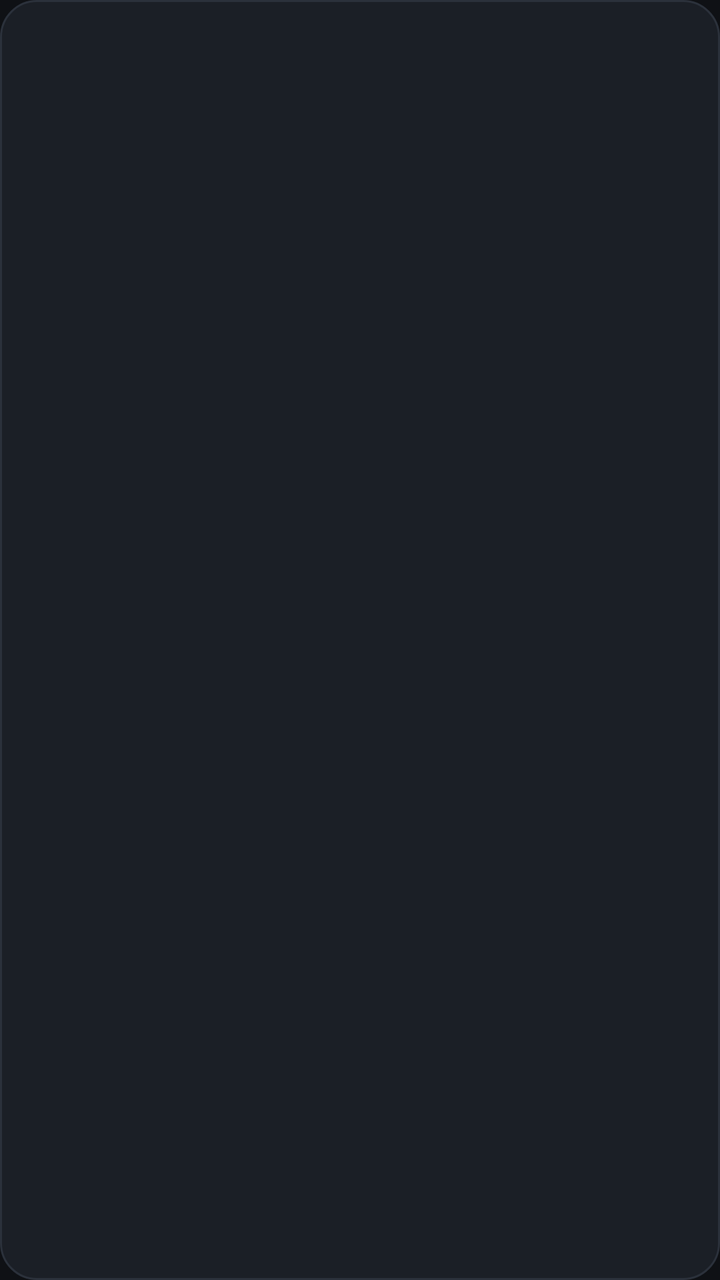
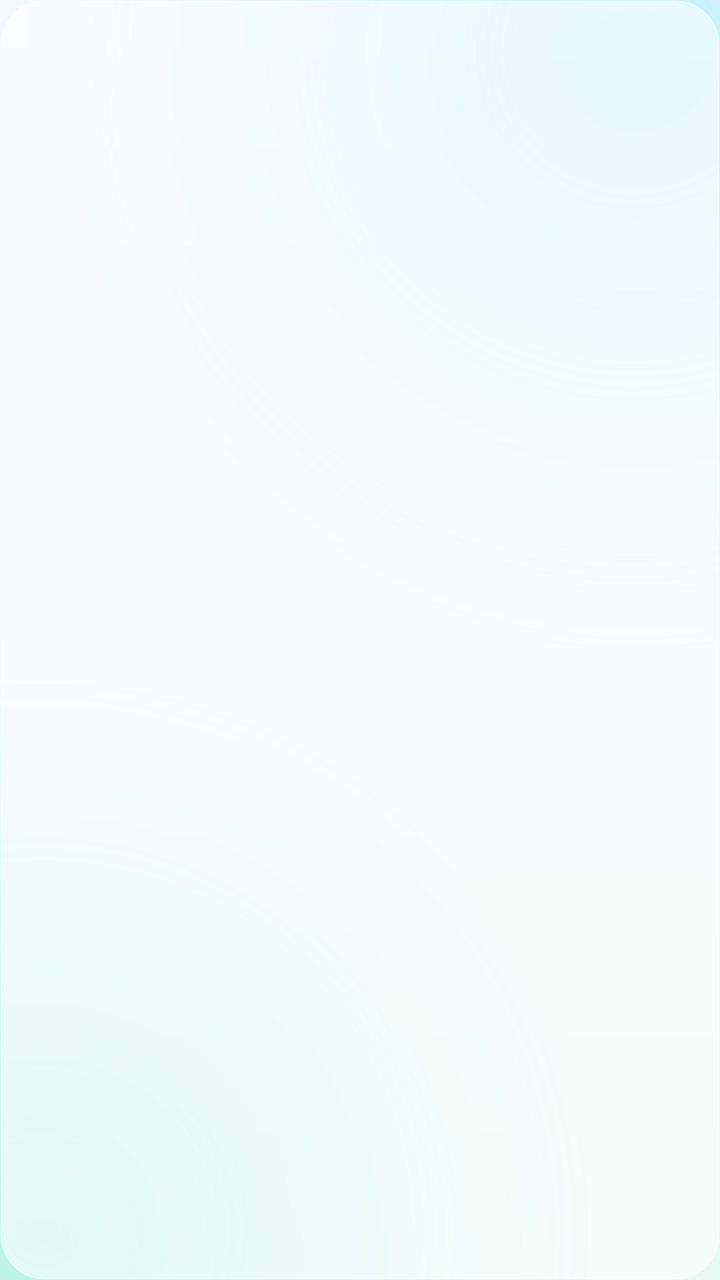

Two renders of the same Android screen: before a commit and after it. Below are the layout's source before the change and the commit's diff.
<!-- AndroidManifest.xml: application theme Theme.Traductor -->
<!-- res/layout/item_model.xml -->
<?xml version="1.0" encoding="utf-8"?>
<LinearLayout xmlns:android="http://schemas.android.com/apk/res/android"
    xmlns:app="http://schemas.android.com/apk/res-auto"
    android:layout_width="match_parent"
    android:layout_height="wrap_content"
    android:layout_marginTop="6dp"
    android:orientation="horizontal"
    android:gravity="center_vertical"
    android:background="@drawable/panel_bg"
    android:padding="12dp">

    <LinearLayout
        android:layout_width="0dp"
        android:layout_height="wrap_content"
        android:layout_weight="1"
        android:orientation="vertical">

        <TextView
            android:id="@+id/rowTitle"
            android:layout_width="match_parent"
            android:layout_height="wrap_content"
            android:maxLines="2"
            android:textSize="14sp"
            android:textStyle="bold"
            android:textColor="@color/on_panel" />

        <TextView
            android:id="@+id/rowDetail"
            android:layout_width="match_parent"
            android:layout_height="wrap_content"
            android:layout_marginTop="2dp"
            android:maxLines="2"
            android:ellipsize="middle"
            android:textSize="11sp"
            android:textColor="@color/muted" />
    </LinearLayout>

    <com.google.android.material.button.MaterialButton
        android:id="@+id/rowUse"
        style="@style/Widget.Material3.Button.TextButton"
        android:layout_width="wrap_content"
        android:layout_height="wrap_content"
        android:minWidth="0dp"
        android:text="@string/settings_use"
        android:textSize="12sp"
        android:visibility="gone" />

    <ImageButton
        android:id="@+id/rowDownload"
        android:layout_width="42dp"
        android:layout_height="42dp"
        android:background="?attr/selectableItemBackgroundBorderless"
        android:contentDescription="@string/settings_download"
        android:src="@drawable/ic_download"
        android:tint="@color/accent"
        android:visibility="gone" />

    <ImageButton
        android:id="@+id/rowDelete"
        android:layout_width="42dp"
        android:layout_height="42dp"
        android:background="?attr/selectableItemBackgroundBorderless"
        android:contentDescription="@string/settings_delete"
        android:src="@drawable/ic_delete"
        android:tint="@color/danger"
        android:visibility="gone" />
</LinearLayout>
<!-- resources referenced by this layout -->
<resources>
  <color name="accent">#FF8AB4F8</color>
  <color name="danger">#FFEF6B6B</color>
  <color name="muted">#FF9AA0A6</color>
  <color name="on_panel">#FFE6E8EB</color>
  <!-- drawable panel_bg (drawable) -->
  <?xml version="1.0" encoding="utf-8"?>
  <shape xmlns:android="http://schemas.android.com/apk/res/android" android:shape="rectangle">
      <solid android:color="@color/panel" />
      <corners android:radius="18dp" />
      <stroke android:width="1dp" android:color="@color/panel_stroke" />
  </shape>
  <style name="Theme.Traductor" parent="Theme.Material3.Dark.NoActionBar">
          <item name="colorPrimary">@color/accent</item>
          <item name="colorOnPrimary">#FF0B1020</item>
          <item name="colorPrimaryContainer">#FF28374A</item>
          <item name="colorOnPrimaryContainer">@color/on_panel</item>
          <item name="colorSecondary">@color/accent</item>
          <item name="colorSurface">@color/panel</item>
          <item name="colorOnSurface">@color/on_panel</item>
          <item name="colorSurfaceVariant">@color/panel_stroke</item>
          <item name="colorOnSurfaceVariant">@color/muted</item>
          <item name="colorOutline">@color/panel_stroke</item>
          <item name="android:colorBackground">@color/bg</item>
          <item name="android:windowBackground">@color/bg</item>
          <item name="android:textColorPrimary">@color/on_panel</item>
          <item name="android:textColorSecondary">@color/muted</item>
          <item name="android:statusBarColor">@color/bg</item>
          <item name="android:navigationBarColor">@color/bg</item>
      </style>
  <color name="panel">#FF1B1F26</color>
  <color name="panel_stroke">#FF2B313B</color>
  <color name="bg">#FF0F1115</color>
  <!-- unchanged entries left out for length: 5 -->
</resources>

<!-- the commit's change to res/layout/item_model.xml (unified diff, before → after) -->
@@ -3,11 +3,11 @@
     xmlns:app="http://schemas.android.com/apk/res-auto"
     android:layout_width="match_parent"
     android:layout_height="wrap_content"
-    android:layout_marginTop="6dp"
+    android:layout_marginTop="8dp"
     android:orientation="horizontal"
     android:gravity="center_vertical"
-    android:background="@drawable/panel_bg"
-    android:padding="12dp">
+    android:background="@drawable/glass_panel_soft"
+    android:padding="14dp">
 
     <LinearLayout
         android:layout_width="0dp"
@@ -37,7 +37,7 @@
 
     <com.google.android.material.button.MaterialButton
         android:id="@+id/rowUse"
-        style="@style/Widget.Material3.Button.TextButton"
+        style="@style/Widget.Traductor.Button.Outlined"
         android:layout_width="wrap_content"
         android:layout_height="wrap_content"
         android:minWidth="0dp"
@@ -49,8 +49,10 @@
         android:id="@+id/rowDownload"
         android:layout_width="42dp"
         android:layout_height="42dp"
-        android:background="?attr/selectableItemBackgroundBorderless"
+        android:background="@drawable/icon_btn_bg"
         android:contentDescription="@string/settings_download"
+        android:padding="10dp"
+        android:scaleType="fitCenter"
         android:src="@drawable/ic_download"
         android:tint="@color/accent"
         android:visibility="gone" />
@@ -59,8 +61,10 @@
         android:id="@+id/rowDelete"
         android:layout_width="42dp"
         android:layout_height="42dp"
-        android:background="?attr/selectableItemBackgroundBorderless"
+        android:background="@drawable/icon_btn_bg"
         android:contentDescription="@string/settings_delete"
+        android:padding="10dp"
+        android:scaleType="fitCenter"
         android:src="@drawable/ic_delete"
         android:tint="@color/danger"
         android:visibility="gone" />
<!-- resource entries referenced after the edit -->
@@ -1,37 +1,137 @@
 <!-- resources referenced by this layout -->
 <resources>
-  <color name="accent">#FF8AB4F8</color>
-  <color name="danger">#FFEF6B6B</color>
-  <color name="muted">#FF9AA0A6</color>
-  <color name="on_panel">#FFE6E8EB</color>
-  <!-- drawable panel_bg (drawable) -->
+  <color name="accent">#FF00A98F</color>
+  <color name="danger">#FFFF5A5F</color>
+  <color name="muted">#FF5C6C7C</color>
+  <color name="on_panel">#FF0C1A26</color>
+  <!-- drawable glass_panel_soft (drawable) -->
   <?xml version="1.0" encoding="utf-8"?>
   <shape xmlns:android="http://schemas.android.com/apk/res/android" android:shape="rectangle">
-      <solid android:color="@color/panel" />
-      <corners android:radius="18dp" />
-      <stroke android:width="1dp" android:color="@color/panel_stroke" />
+      <solid android:color="@color/panel_soft" />
+      <corners android:radius="22dp" />
+      <stroke android:width="1dp" android:color="@color/panel_stroke_soft" />
   </shape>
-  <style name="Theme.Traductor" parent="Theme.Material3.Dark.NoActionBar">
+  <!-- drawable icon_btn_bg (drawable) -->
+  <?xml version="1.0" encoding="utf-8"?>
+  <ripple xmlns:android="http://schemas.android.com/apk/res/android"
+      android:color="@color/accent_soft">
+      <item>
+          <shape android:shape="oval">
+              <solid android:color="@color/icon_btn_bg" />
+          </shape>
+      </item>
+  </ripple>
+  <style name="Widget.Traductor.Button.Outlined" parent="Widget.Material3.Button.OutlinedButton">
+          <item name="cornerRadius">24dp</item>
+          <item name="android:minHeight">48dp</item>
+          <item name="android:textColor">@color/accent</item>
+          <item name="strokeColor">@color/panel_stroke</item>
+          <item name="android:textStyle">bold</item>
+      </style>
+  <style name="Theme.Traductor" parent="Theme.Material3.DayNight.NoActionBar">
           <item name="colorPrimary">@color/accent</item>
-          <item name="colorOnPrimary">#FF0B1020</item>
-          <item name="colorPrimaryContainer">#FF28374A</item>
+          <item name="colorOnPrimary">#FFFFFFFF</item>
+          <item name="colorPrimaryContainer">@color/accent_soft</item>
           <item name="colorOnPrimaryContainer">@color/on_panel</item>
-          <item name="colorSecondary">@color/accent</item>
-          <item name="colorSurface">@color/panel</item>
+          <item name="colorSecondary">@color/accent2</item>
+          <item name="colorSurface">@color/panel_strong</item>
           <item name="colorOnSurface">@color/on_panel</item>
-          <item name="colorSurfaceVariant">@color/panel_stroke</item>
+          <item name="colorSurfaceVariant">@color/panel_soft</item>
           <item name="colorOnSurfaceVariant">@color/muted</item>
           <item name="colorOutline">@color/panel_stroke</item>
+          <item name="colorSurfaceContainerHigh">@color/panel_strong</item>
+          <item name="colorSurfaceContainer">@color/panel_strong</item>
+          <item name="colorSurfaceContainerLow">@color/panel_strong</item>
+          <item name="colorSurfaceContainerLowest">@color/panel_strong</item>
+          <item name="colorSurfaceContainerHighest">@color/panel_strong</item>
+          <item name="colorSurfaceDim">@color/bg</item>
+          <item name="colorSurfaceBright">@color/panel_strong</item>
+          <item name="elevationOverlayEnabled">false</item>
           <item name="android:colorBackground">@color/bg</item>
-          <item name="android:windowBackground">@color/bg</item>
+          <item name="android:windowBackground">@drawable/bg_gradient</item>
           <item name="android:textColorPrimary">@color/on_panel</item>
           <item name="android:textColorSecondary">@color/muted</item>
-          <item name="android:statusBarColor">@color/bg</item>
-          <item name="android:navigationBarColor">@color/bg</item>
+          <item name="android:statusBarColor">@android:color/transparent</item>
+          <item name="android:navigationBarColor">@android:color/transparent</item>
+          <item name="android:windowLightStatusBar">@bool/window_light_bars</item>
+          <item name="android:windowLightNavigationBar">@bool/window_light_bars</item>
+          <item name="android:windowDrawsSystemBarBackgrounds">true</item>
+          <item name="android:windowLayoutInDisplayCutoutMode">shortEdges</item>
+          <item name="materialAlertDialogTheme">@style/ThemeOverlay.Traductor.Dialog</item>
+          <item name="materialButtonStyle">@style/Widget.Traductor.Button</item>
       </style>
-  <color name="panel">#FF1B1F26</color>
-  <color name="panel_stroke">#FF2B313B</color>
-  <color name="bg">#FF0F1115</color>
+  <color name="panel_soft">#99FFFFFF</color>
+  <color name="panel_stroke_soft">#4DFFFFFF</color>
+  <color name="accent_soft">#1F00A98F</color>
+  <color name="icon_btn_bg">#0F0C1A26</color>
+  <color name="panel_stroke">#99FFFFFF</color>
+  <color name="accent2">#FF2F8BFF</color>
+  <color name="panel_strong">#F2FFFFFF</color>
+  <color name="bg">#FFF2F8FD</color>
+  <!-- drawable bg_gradient (drawable) -->
+  <?xml version="1.0" encoding="utf-8"?>
+  <layer-list xmlns:android="http://schemas.android.com/apk/res/android">
+      <item>
+          <shape android:shape="rectangle">
+              <gradient
+                  android:angle="270"
+                  android:startColor="@color/bg_top"
+                  android:endColor="@color/bg_bottom" />
+          </shape>
+      </item>
+      <item>
+          <shape android:shape="rectangle">
+              <gradient
+                  android:type="radial"
+                  android:centerX="0.88"
+                  android:centerY="0.04"
+                  android:gradientRadius="85%p"
+                  android:startColor="@color/glow_a"
+                  android:endColor="#00000000" />
+          </shape>
+      </item>
+      <item>
+          <shape android:shape="rectangle">
+              <gradient
+                  android:type="radial"
+                  android:centerX="0.06"
+                  android:centerY="0.96"
+                  android:gradientRadius="78%p"
+                  android:startColor="@color/glow_b"
+                  android:endColor="#00000000" />
+          </shape>
+      </item>
+  </layer-list>
+  <style name="ThemeOverlay.Traductor.Dialog" parent="ThemeOverlay.Material3.MaterialAlertDialog">
+          <item name="colorPrimary">@color/accent</item>
+          <item name="colorOnPrimary">#FFFFFFFF</item>
+          <item name="colorSurfaceContainerHigh">@color/panel_strong</item>
+          <item name="colorSurfaceContainer">@color/panel_strong</item>
+          <item name="colorSurfaceContainerLow">@color/panel_strong</item>
+          <item name="colorSurfaceContainerLowest">@color/panel_strong</item>
+          <item name="colorSurfaceContainerHighest">@color/panel_strong</item>
+          <item name="colorSurfaceDim">@color/bg</item>
+          <item name="colorSurfaceBright">@color/panel_strong</item>
+          <item name="elevationOverlayEnabled">false</item>
+  
+          <item name="shapeAppearanceOverlay">@style/ShapeAppearance.Traductor.Dialog</item>
+          <item name="android:windowBackground">@android:color/transparent</item>
+      </style>
+  <style name="Widget.Traductor.Button" parent="Widget.Material3.Button">
+          <item name="cornerRadius">26dp</item>
+          <item name="android:minHeight">52dp</item>
+          <item name="android:textSize">15sp</item>
+          <item name="android:textStyle">bold</item>
+          <item name="android:letterSpacing">0.01</item>
+      </style>
+  <color name="bg_top">#FFF3F9FF</color>
+  <color name="bg_bottom">#FFE6FAF4</color>
+  <color name="glow_a">#402FD8FF</color>
+  <color name="glow_b">#3300D6A8</color>
+  <style name="ShapeAppearance.Traductor.Dialog" parent="">
+          <item name="cornerFamily">rounded</item>
+          <item name="cornerSize">28dp</item>
+      </style>
   <!-- unchanged entries left out for length: 5 -->
 </resources>
 
